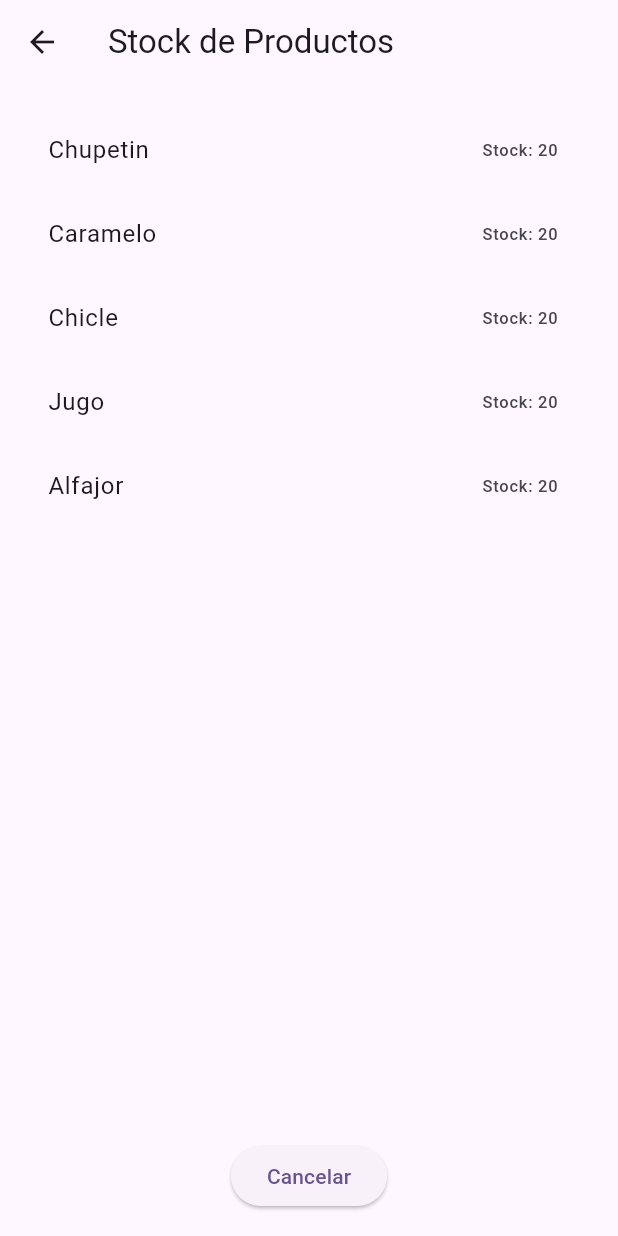
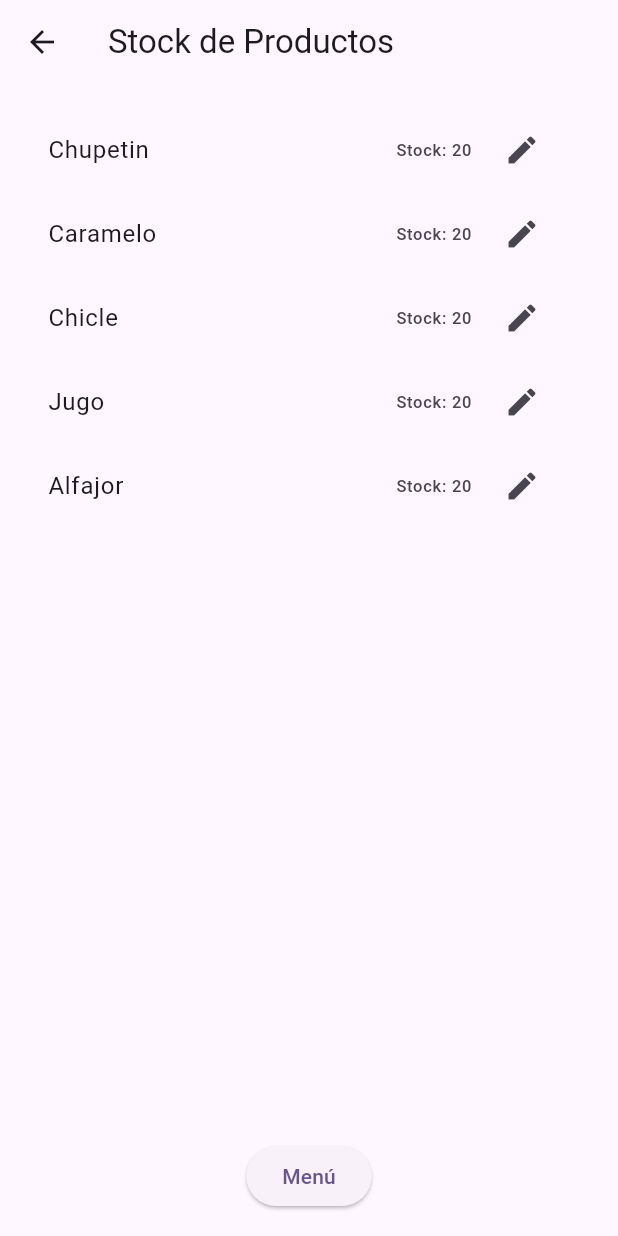
Before and after one commit to OrianaMarquez/adminkiosko, a Flutter app: the screen it shows after launch, after a tap on "Cargar stock", on a phone screen of 412 x 824 dp. Run offline on Flutter 3.47's test engine with Material 3 defaults, Android fonts, the light colour scheme and no system bars.

Commit message:
punto 2, 3 y 4

```diff
--- a/lib/pantallas/stock_screen.dart
+++ b/lib/pantallas/stock_screen.dart
@@ -15,19 +15,55 @@ class StockScreen extends StatefulWidget {
 
 class _StockScreenState extends State<StockScreen> with RouteAware {
   late List<Mercaderia> productos;
+  late List<bool> enEdicion;
+  late List<TextEditingController> controladores;
 
   @override
   void initState() {
     super.initState();
     productos = widget.productos;
+    enEdicion = List<bool>.filled(productos.length, false);
+    controladores =
+        productos
+            .map(
+              (producto) =>
+                  TextEditingController(text: producto.stock.toString()),
+            )
+            .toList();
   }
 
-  // Actualiza la lista de productos consultando nuevamente al repositorio.
   Future<void> _actualizarProductos() async {
     final nuevosProductos =
         await RepositorioDeProductosMemoria().obtenerTodos();
     setState(() {
       productos = nuevosProductos;
+      enEdicion = List<bool>.filled(productos.length, false);
+      controladores =
+          productos
+              .map(
+                (producto) =>
+                    TextEditingController(text: producto.stock.toString()),
+              )
+              .toList();
+    });
+  }
+
+  void _editarStock(int index) async {
+    if (enEdicion[index]) {
+      final nuevoStock = int.tryParse(controladores[index].text);
+      if (nuevoStock != null) {
+        final producto = productos[index];
+        final actualizado = producto.copyWith(stock: nuevoStock);
+        await RepositorioDeProductosMemoria().actualizarProducto(actualizado);
+
+        setState(() {
+          productos[index] = actualizado;
+        });
+      }
+    }
+
+    setState(() {
+      enEdicion[index] = !enEdicion[index];
     });
   }
 
@@ -39,13 +75,15 @@ class _StockScreenState extends State<StockScreen> with RouteAware {
 
   @override
   void didPopNext() {
-    // Cuando se regresa a esta pantalla, actualizar los productos.
     _actualizarProductos();
   }
 
   @override
   void dispose() {
     routeObserver.unsubscribe(this);
+    for (final controller in controladores) {
+      controller.dispose();
+    }
     super.dispose();
   }
 
@@ -65,9 +103,37 @@ class _StockScreenState extends State<StockScreen> with RouteAware {
                         itemCount: productos.length,
                         itemBuilder: (context, index) {
                           final producto = productos[index];
+
                           return ListTile(
                             title: Text(producto.nombre),
-                            trailing: Text("Stock: ${producto.stock}"),
+                            trailing: Row(
+                              mainAxisSize: MainAxisSize.min,
+                              children: [
+                                SizedBox(
+                                  width: 60,
+                                  child:
+                                      enEdicion[index]
+                                          ? TextField(
+                                            controller: controladores[index],
+                                            keyboardType: TextInputType.number,
+                                            decoration: const InputDecoration(
+                                              border: OutlineInputBorder(),
+                                              isDense: true,
+                                              contentPadding: EdgeInsets.all(8),
+                                            ),
+                                          )
+                                          : Text("Stock: ${producto.stock}"),
+                                ),
+                                IconButton(
+                                  icon: Icon(
+                                    enEdicion[index] ? Icons.check : Icons.edit,
+                                    color:
+                                        enEdicion[index] ? Colors.green : null,
+                                  ),
+                                  onPressed: () => _editarStock(index),
+                                ),
+                              ],
+                            ),
                           );
                         },
                       ),
@@ -79,7 +145,7 @@ class _StockScreenState extends State<StockScreen> with RouteAware {
                   MaterialPageRoute(builder: (context) => const MenuScreen()),
                 );
               },
-              child: const Text("Cancelar"),
+              child: const Text("Menú"),
             ),
           ],
         ),
```
Also changed, not shown: lib/pantallas/facturacion_screen.dart (+12 -0 lines).
